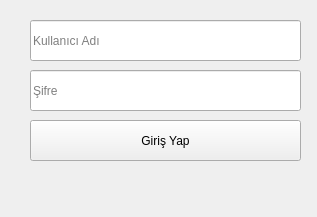
vankenobi/Library, file login.ui: the form before one commit.
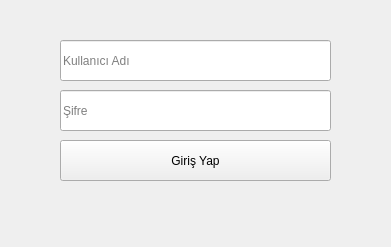
The form after the commit. Icons and pictures are not drawn.

What changed in the file:
```diff
--- a/login.ui
+++ b/login.ui
@@ -6,10 +6,22 @@
    <rect>
     <x>0</x>
     <y>0</y>
-    <width>317</width>
-    <height>217</height>
+    <width>391</width>
+    <height>247</height>
    </rect>
   </property>
+  <property name="minimumSize">
+   <size>
+    <width>391</width>
+    <height>247</height>
+   </size>
+  </property>
+  <property name="maximumSize">
+   <size>
+    <width>391</width>
+    <height>281</height>
+   </size>
+  </property>
   <property name="windowTitle">
    <string>Yönetici Girişi</string>
   </property>
@@ -20,8 +32,8 @@
   <widget class="QPushButton" name="pushButton">
    <property name="geometry">
     <rect>
-     <x>30</x>
-     <y>120</y>
+     <x>60</x>
+     <y>140</y>
      <width>271</width>
      <height>41</height>
     </rect>
@@ -33,8 +45,8 @@
   <widget class="QLineEdit" name="lineEdit">
    <property name="geometry">
     <rect>
-     <x>30</x>
-     <y>20</y>
+     <x>60</x>
+     <y>40</y>
      <width>271</width>
      <height>41</height>
     </rect>
@@ -46,8 +58,8 @@
   <widget class="QLineEdit" name="lineEdit_2">
    <property name="geometry">
     <rect>
-     <x>30</x>
-     <y>70</y>
+     <x>60</x>
+     <y>90</y>
      <width>271</width>
      <height>41</height>
     </rect>
@@ -62,8 +74,8 @@
   <widget class="QLabel" name="label_2">
    <property name="geometry">
     <rect>
-     <x>28</x>
-     <y>170</y>
+     <x>60</x>
+     <y>190</y>
      <width>271</width>
      <height>31</height>
     </rect>
```
